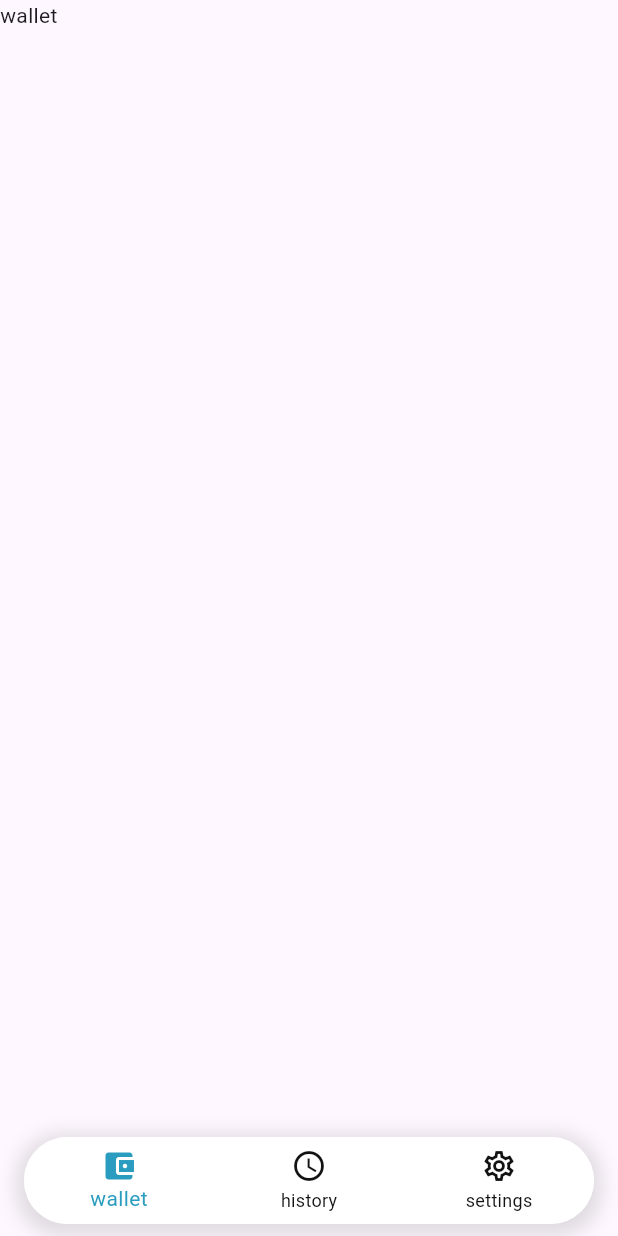
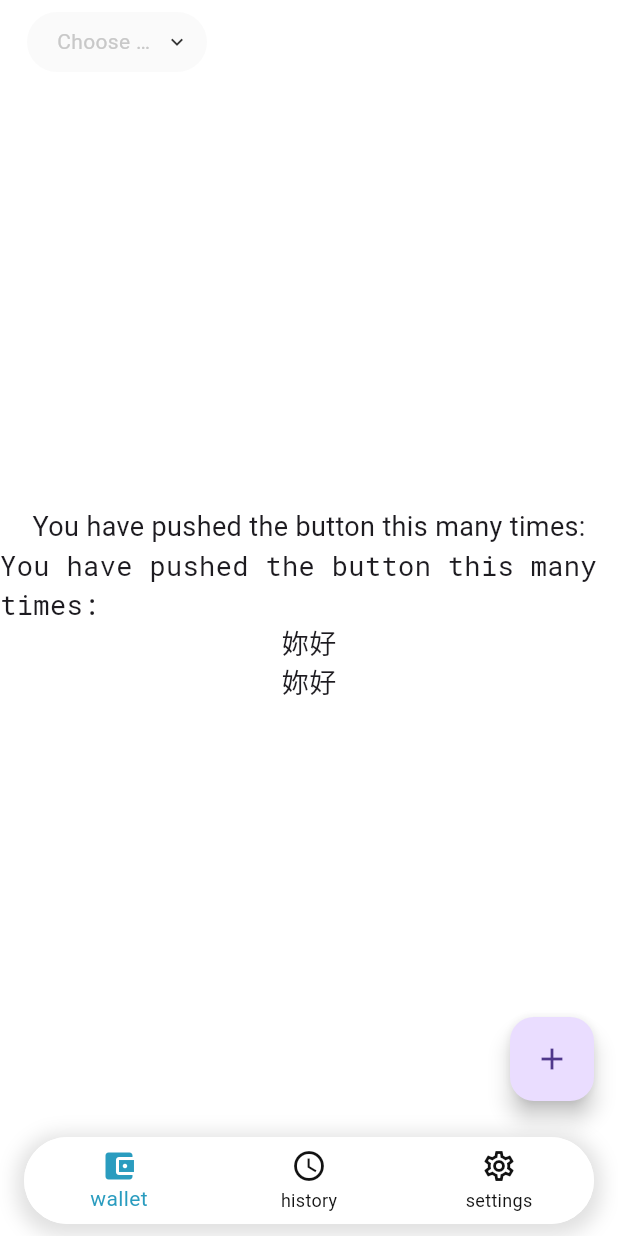
Before and after one commit to jun870805/blockchain_wallet, a Flutter app: the screen it shows after launch, on a phone screen of 412 x 824 dp. Run offline on Flutter 3.47's test engine with Material 2 defaults, Android fonts, the phone set to English and light mode, and no system bars; our stand-ins replace flutter_riverpod, shared_preferences; Roboto replaces fonts that are missing (MicrosoftJhengHei).

Commit message:
調整檔案架構

```diff
--- a/lib/app.dart
+++ b/lib/app.dart
@@ -3,7 +3,6 @@ import 'package:blockchain_wallet/core/providers/theme_provider.dart';
 import 'package:blockchain_wallet/features/navigation/navigation.dart';
 import 'package:blockchain_wallet/generated/l10n.dart';
 import 'package:blockchain_wallet/shared/styles/styles.dart';
-import 'package:blockchain_wallet/features/home_page/presentation/screens/home_page.dart';
 
 import 'package:flutter/material.dart';
 import 'package:flutter_localizations/flutter_localizations.dart';
@@ -23,6 +22,7 @@ class MyApp extends ConsumerWidget {
         useMaterial3: true,
         splashColor: Colors.transparent,
         highlightColor: Colors.transparent,
+        scaffoldBackgroundColor: Colors.transparent,
       ).copyWith(
         extensions: <ThemeExtension<BWThemeData>>[
           const BWThemeData(
@@ -32,7 +32,12 @@ class MyApp extends ConsumerWidget {
           ),
         ],
       ),
-      darkTheme: ThemeData.dark(useMaterial3: true).copyWith(
+      darkTheme: ThemeData(
+        useMaterial3: true,
+        splashColor: Colors.transparent,
+        highlightColor: Colors.transparent,
+        scaffoldBackgroundColor: Colors.transparent,
+      ).copyWith(
         extensions: <ThemeExtension<BWThemeData>>[
           const BWThemeData(
             color: BWColor.dark(),
--- a/lib/features/navigation/navigation.dart
+++ b/lib/features/navigation/navigation.dart
@@ -1,3 +1,4 @@
+import 'package:blockchain_wallet/features/wallet/presentation/screens/wallet_page.dart';
 import 'package:blockchain_wallet/shared/styles/styles.dart';
 import 'package:flutter/material.dart';
 
@@ -43,7 +44,7 @@ class _NavigationPageState extends State<NavigationPage> {
   int _selectedIndex = 0;
 
   static const List<Widget> _widgetOptions = <Widget>[
-    Text('wallet'),
+    WalletPage(),
     Text('history'),
     Text('settings'),
   ];
--- a/lib/features/home_page/presentation/screens/home_page.dart
+++ b/lib/features/wallet/presentation/screens/wallet_page.dart
@@ -1,17 +1,24 @@
 import 'package:flutter/material.dart';
 import 'package:blockchain_wallet/shared/styles/styles.dart';
 
-class MyHomePage extends StatefulWidget {
-  const MyHomePage({super.key, required this.title});
+import '../../../../shared/components/components.dart';
 
-  final String title;
+Color _getBackgroundColor(BuildContext context) {
+  BWThemeData themeData = Theme.of(context).extension<BWThemeData>()!;
+
+  return themeData.color.background;
+}
+
+class WalletPage extends StatefulWidget {
+  const WalletPage({super.key});
 
   @override
-  State<MyHomePage> createState() => _MyHomePageState();
+  State<WalletPage> createState() => _WalletPageState();
 }
 
-class _MyHomePageState extends State<MyHomePage> {
+class _WalletPageState extends State<WalletPage> {
   int _counter = 0;
+  int? _selectedId;
 
   void _incrementCounter() {
     setState(() {
@@ -19,19 +26,37 @@ class _MyHomePageState extends State<MyHomePage> {
     });
   }
 
+  PreferredSizeWidget _buildAppBar(BuildContext context) {
+    return BWAppBar(
+      // title: 'ssss',
+      titleWidget: BWDropdownButton(
+        width: 120,
+        items: <MenuItem>[
+          MenuItem(
+            id: 0,
+            title: 'Apple',
+            image:
+                'https://ipfs.boxtradex.io/ipfs/Qma4uqU9rg7PoLGsWaUDmELesmC45bBUKp3xVH2SeaM9Bf?filename=sporte_logo.jpg',
+          ),
+          MenuItem(id: 1, title: 'Mango'),
+          MenuItem(id: 2, title: 'Banana'),
+          MenuItem(id: 3, title: 'Peach'),
+        ],
+        selectedId: _selectedId,
+        onChanged: (int? id) {
+          _selectedId = id;
+          setState(() {});
+        },
+        hintText: 'Choose your favorite Fruit',
+      ),
+    );
+  }
+
   @override
   Widget build(BuildContext context) {
     return Scaffold(
-      appBar: AppBar(
-        title: Text(
-          '妳好',
-          style: TextStyle(
-            fontFamily: 'MicrosoftJhengHei',
-            fontWeight: FontWeight.normal,
-            color: Theme.of(context).extension<BWThemeData>()!.color.title,
-          ),
-        ),
-      ),
+      backgroundColor: _getBackgroundColor(context),
+      appBar: _buildAppBar(context),
       body: Center(
         child: Column(
           mainAxisAlignment: MainAxisAlignment.center,
--- a/lib/shared/components/components.dart
+++ b/lib/shared/components/components.dart
@@ -1 +1,3 @@
 // 存放UI小部組件
+export './app_bar.dart';
+export './dropdown_button.dart';
```
Also changed, not shown: lib/features/wallet/data/models/models.dart (renamed from lib/features/home_page/data/models/models.dart), lib/features/wallet/data/providers/providers.dart (renamed from lib/features/home_page/data/providers/providers.dart), lib/features/wallet/data/repositories/repositories.dart (renamed from lib/features/home_page/data/repositories/repositories.dart).
